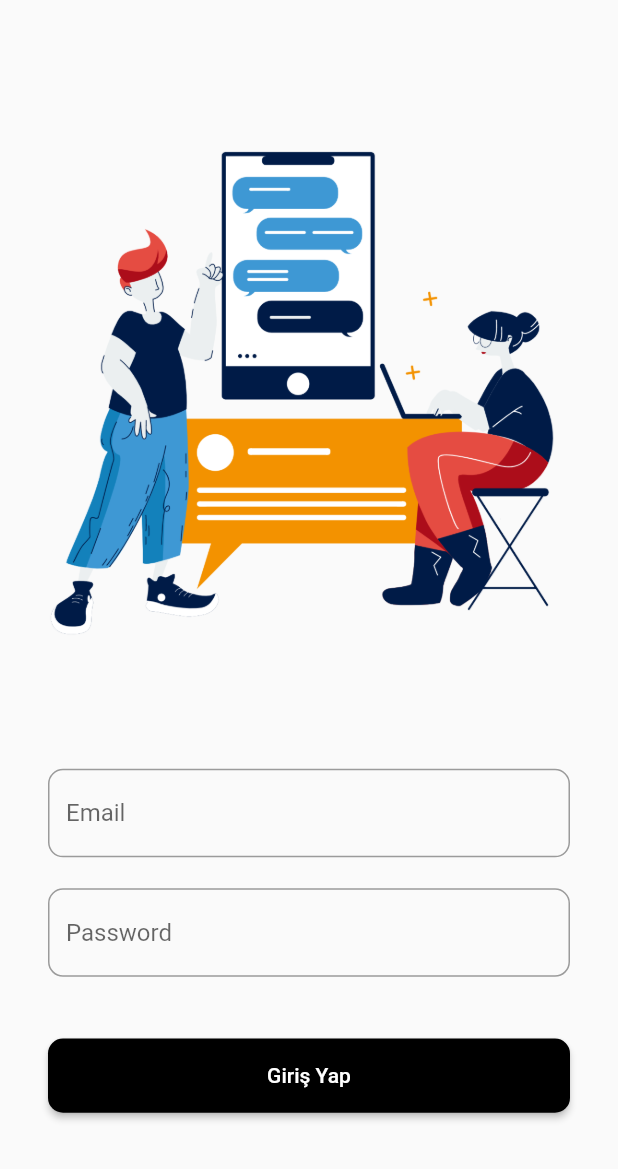
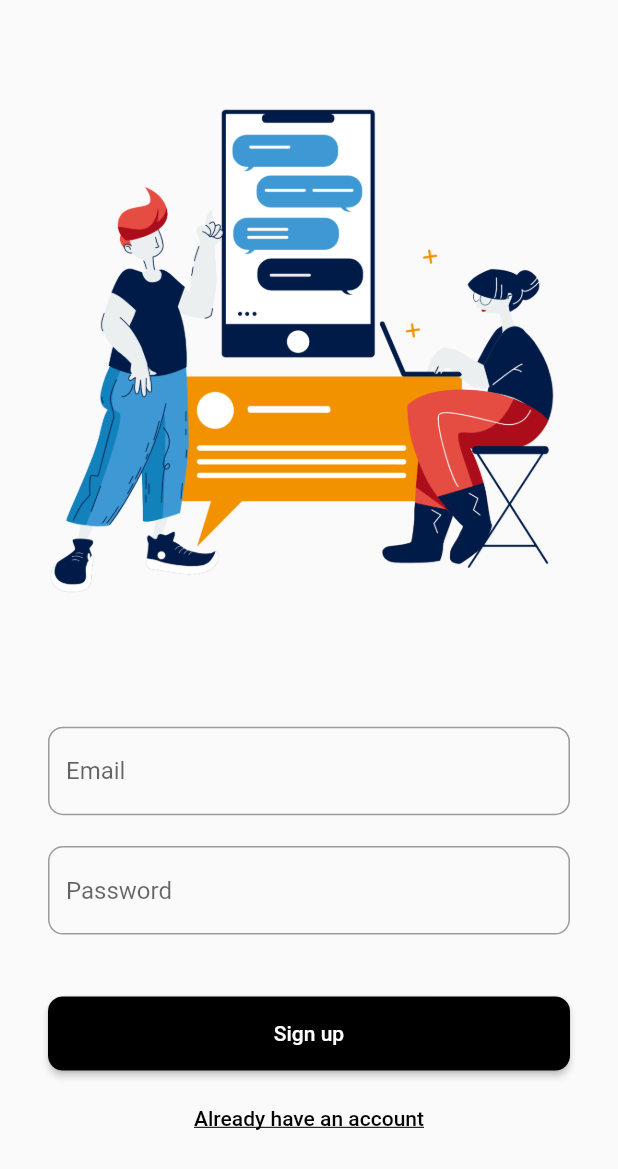
Before and after one commit to bugragoksu/virtual_study_app, a Flutter app: the screen it shows after launch, on a phone screen of 412 x 824 dp. Shown: the top 1169 px of the screen. Run offline on Flutter 3.47's test engine with Material 2 defaults, Android fonts, the phone set to English and light mode, and no system bars.

Commit message:
login screen changed to auth screen

```diff
--- a/lib/main.dart
+++ b/lib/main.dart
@@ -1,6 +1,6 @@
 import 'package:flutter/material.dart';
-import 'package:virtual_study_app/src/screens/auth/login_screen.dart';
+import 'package:virtual_study_app/src/screens/auth/auth_screen.dart';
 
 void main() {
-  runApp(MaterialApp(debugShowCheckedModeBanner: false, home: LoginScreen()));
+  runApp(MaterialApp(debugShowCheckedModeBanner: false, home: AuthScreen()));
 }
--- a/lib/src/screens/auth/login_screen.dart
+++ b/lib/src/screens/auth/auth_screen.dart
@@ -2,12 +2,27 @@ import 'package:flutter/material.dart';
 
 import '../../widgets/images/chat_image.dart';
 import '../../widgets/inputs/base_text_input.dart';
-import 'widgets/login_button.dart';
+import 'widgets/sign_button.dart';
 
-class LoginScreen extends StatelessWidget {
-  LoginScreen({Key? key}) : super(key: key);
+class AuthScreen extends StatefulWidget {
+  AuthScreen({Key? key}) : super(key: key);
+
+  @override
+  _AuthScreenState createState() => _AuthScreenState();
+}
+
+class _AuthScreenState extends State<AuthScreen> {
   final TextEditingController emailController = TextEditingController();
+
   final TextEditingController passworController = TextEditingController();
+  bool isLogin = true;
+
+  void changePage() {
+    setState(() {
+      isLogin = !isLogin;
+    });
+  }
+
   @override
   Widget build(BuildContext context) {
     double height = MediaQuery.of(context).size.height;
@@ -29,10 +44,24 @@ class LoginScreen extends StatelessWidget {
             SizedBox(
               height: height * 0.05,
             ),
-            LoginButton(
+            SignButton(
+                isLogin: isLogin,
                 emailController: emailController,
                 passwordController: passworController,
-                onFinish: (success, err) {})
+                onFinish: (success, err) {}),
+            SizedBox(
+              height: height * 0.01,
+            ),
+            TextButton(
+                onPressed: () {
+                  changePage();
+                },
+                child: Text(
+                  isLogin ? 'Already have an account' : "Create an account",
+                  style: TextStyle(
+                      color: Colors.black,
+                      decoration: TextDecoration.underline),
+                ))
           ],
         ),
       ),
--- a/lib/src/screens/auth/widgets/login_button.dart
+++ b/lib/src/screens/auth/widgets/sign_button.dart
@@ -2,11 +2,13 @@ import 'package:flutter/material.dart';
 
 import '../../../widgets/buttons/base_button.dart';
 
-class LoginButton extends StatelessWidget {
+class SignButton extends StatelessWidget {
+  final bool isLogin;
   final Function(bool success, String message) onFinish;
   final TextEditingController emailController, passwordController;
-  const LoginButton(
+  const SignButton(
       {Key? key,
+      required this.isLogin,
       required this.onFinish,
       required this.emailController,
       required this.passwordController})
@@ -23,7 +25,7 @@ class LoginButton extends StatelessWidget {
             print(emailController.text);
             print(passwordController.text);
           },
-          title: "Giriş Yap",
+          title: isLogin ? "Sign up" : "Sign in",
         ));
   }
 }
```
